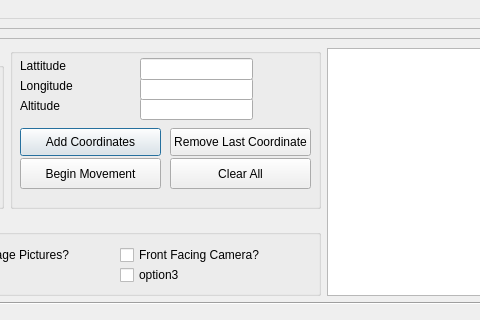
First picture: the form in RobotUI.ui, repository danielsmith1313/Robot, before the edit; both pictures show x 486 to 966 and y 0 to 320 of the 1207 by 951 pixel window.
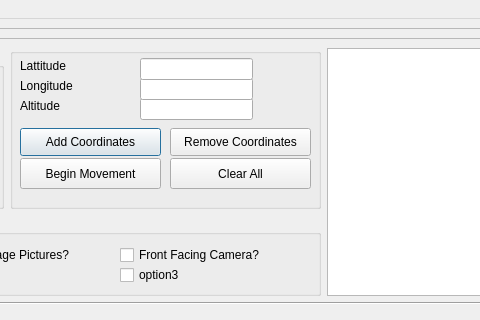
Second picture: the form after the edit.

Commit message: Added clear button update

Diff of the .ui file:
```diff
--- a/RobotUI.ui
+++ b/RobotUI.ui
@@ -458,7 +458,7 @@
                </rect>
               </property>
               <property name="text">
-               <string>Remove Last Coordinate</string>
+               <string>Remove Coordinates</string>
               </property>
               <property name="autoDefault">
                <bool>true</bool>
```
The commit also changes 5 other files.
